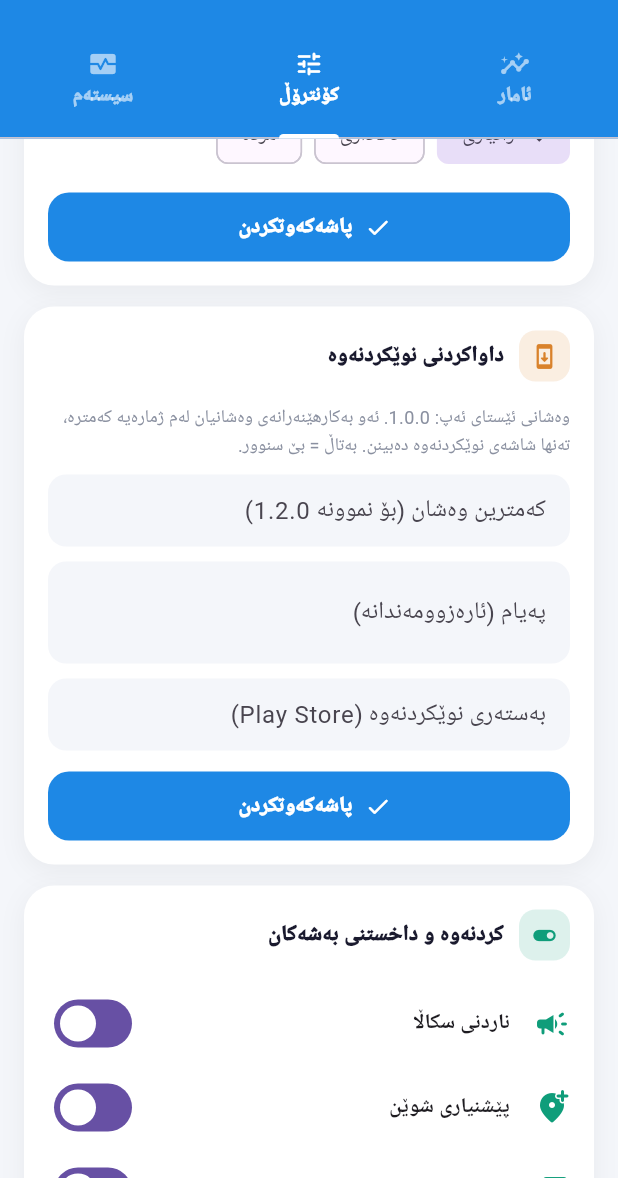
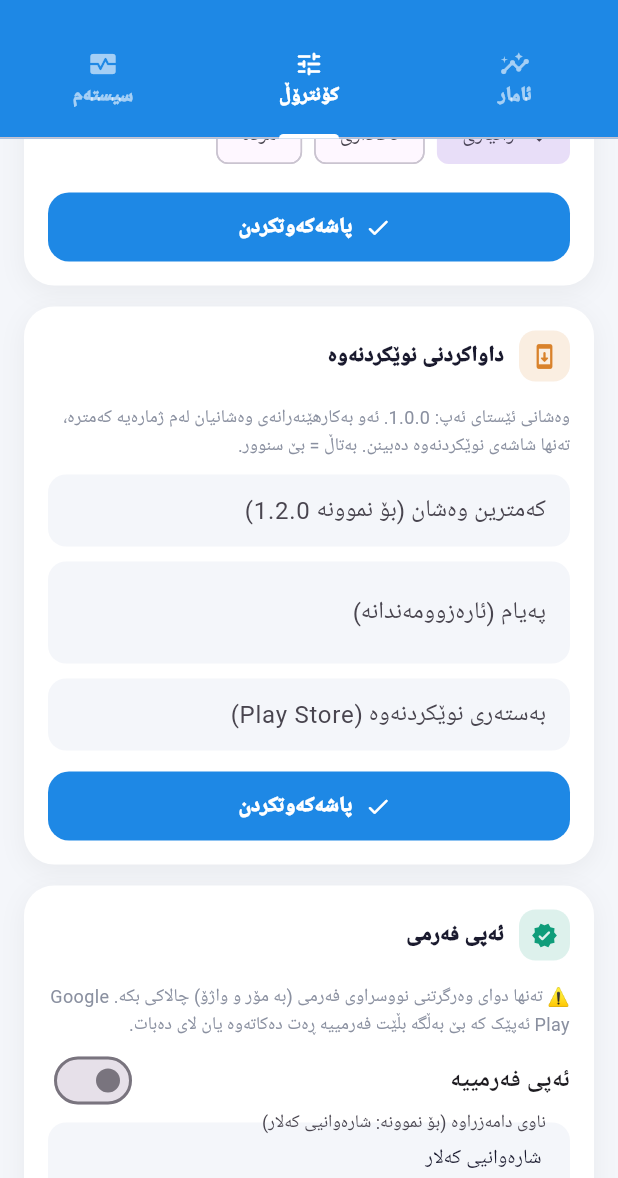
Before and after one commit to mohamadsmudy-maker/kalar_guide_new, a Flutter app: the AdminControlCenterScreen screen opened directly, tab 2 chosen, scrolled down 576 dp, on a phone screen of 412 x 824 dp, the part 58-1236 px from its top. Run offline on Flutter 3.47's test engine with Material 3 defaults, Android fonts, the phone set to English and light mode, and no system bars; our stand-ins replace adhan, cached_network_image, connectivity_plus, firebase_analytics, firebase_core, firebase_crashlytics and 24 more; missing offline and left inert: home_widget, record; accounts and stored records are empty; network calls fail.

Commit message:
Admin switch for official status (no app update needed)
The About note now comes from app_settings.official_status. While off it
says the app is independent; once an admin turns it on with an
organization name it shows 'the official app of <org>' with a verified
icon. The admin card warns to enable it only after written approval.

Co-Authored-By: Claude Opus 5.5 <noreply@anthropic.com>
Claude-Session: https://claude.ai/code/session_011dBijcNQsFyTzUqrwzNJmh

```diff
--- a/lib/l10n/strings/strings_ar.dart
+++ b/lib/l10n/strings/strings_ar.dart
@@ -2111,4 +2111,10 @@ const Map<String, String> stringsAr = {
   "کۆمێنتەکە پێشتر سڕاوەتەوە": "تم حذف التعليق مسبقاً",
   "هێشتنەوە": "إبقاء",
   "کۆمێنتەکە هێڵرایەوە": "تم إبقاء التعليق",
+  "ئەمە ئەپی فەرمیی {0} ـە.": "هذا هو التطبيق الرسمي لـ {0}.",
+  "ئەپی فەرمی": "التطبيق الرسمي",
+  "ئەپی فەرمییە": "هذا تطبيق رسمي",
+  "ناوی دامەزراوە (بۆ نموونە: شارەوانیی کەلار)": "اسم الجهة (مثلاً: بلدية كلار)",
+  "⚠️ تەنها دوای وەرگرتنی نووسراوی فەرمی (بە مۆر و واژۆ) چالاکی بکە. Google Play ئەپێک کە بێ بەڵگە بڵێت فەرمییە ڕەت دەکاتەوە یان لای دەبات.": "⚠️ فعّله فقط بعد استلام كتاب رسمي مختوم وموقّع. يرفض Google Play أو يحذف التطبيقات التي تدّعي أنها رسمية دون إثبات.",
+  "شارەوانیی کەلار": "بلدية كلار",
 };
--- a/lib/l10n/strings/strings_en.dart
+++ b/lib/l10n/strings/strings_en.dart
@@ -2111,4 +2111,10 @@ const Map<String, String> stringsEn = {
   "کۆمێنتەکە پێشتر سڕاوەتەوە": "The comment was already deleted",
   "هێشتنەوە": "Keep",
   "کۆمێنتەکە هێڵرایەوە": "The comment was kept",
+  "ئەمە ئەپی فەرمیی {0} ـە.": "This is the official app of {0}.",
+  "ئەپی فەرمی": "Official app",
+  "ئەپی فەرمییە": "This is an official app",
+  "ناوی دامەزراوە (بۆ نموونە: شارەوانیی کەلار)": "Organization name (e.g. Kalar Municipality)",
+  "⚠️ تەنها دوای وەرگرتنی نووسراوی فەرمی (بە مۆر و واژۆ) چالاکی بکە. Google Play ئەپێک کە بێ بەڵگە بڵێت فەرمییە ڕەت دەکاتەوە یان لای دەبات.": "⚠️ Turn this on only after you receive an official stamped and signed letter. Google Play rejects or removes apps that claim to be official without proof.",
+  "شارەوانیی کەلار": "Kalar Municipality",
 };
--- a/lib/l10n/strings/strings_fa.dart
+++ b/lib/l10n/strings/strings_fa.dart
@@ -2209,4 +2209,10 @@ const Map<String, String> stringsFa = {
   "کۆمێنتەکە پێشتر سڕاوەتەوە": "نظر قبلاً حذف شده است",
   "هێشتنەوە": "نگه داشتن",
   "کۆمێنتەکە هێڵرایەوە": "نظر نگه داشته شد",
+  "ئەمە ئەپی فەرمیی {0} ـە.": "این برنامه رسمی {0} است.",
+  "ئەپی فەرمی": "برنامه رسمی",
+  "ئەپی فەرمییە": "این برنامه رسمی است",
+  "ناوی دامەزراوە (بۆ نموونە: شارەوانیی کەلار)": "نام نهاد (مثلاً: شهرداری کلار)",
+  "⚠️ تەنها دوای وەرگرتنی نووسراوی فەرمی (بە مۆر و واژۆ) چالاکی بکە. Google Play ئەپێک کە بێ بەڵگە بڵێت فەرمییە ڕەت دەکاتەوە یان لای دەبات.": "⚠️ فقط پس از دریافت نامه رسمی مهر و امضاشده فعالش کنید. Google Play برنامه‌ای را که بدون مدرک ادعای رسمی بودن کند رد یا حذف می‌کند.",
+  "شارەوانیی کەلار": "شهرداری کلار",
 };
--- a/lib/screens/admin/admin_control_center.dart
+++ b/lib/screens/admin/admin_control_center.dart
@@ -884,6 +884,10 @@ class _ControlsTabState extends State<_ControlsTab> {
   late final _updMsg = TextEditingController(text: _initial.updateMessage);
   late final _updUrl = TextEditingController(text: _initial.updateUrl);
 
+  late bool _official = _initial.official;
+  late final _officialOrg = TextEditingController(
+      text: _initial.officialOrg.isEmpty ? 'شارەوانیی کەلار' : _initial.officialOrg);
+
   late final Map<String, bool> _features = {
     for (final k in AppControlState.featureKeys) k: _initial.feature(k),
   };
@@ -907,6 +911,8 @@ class _ControlsTabState extends State<_ControlsTab> {
         _minVer.text = s.minVersion;
         _updMsg.text = s.updateMessage;
         _updUrl.text = s.updateUrl;
+        _official = s.official;
+        if (s.officialOrg.isNotEmpty) _officialOrg.text = s.officialOrg;
         for (final k in AppControlState.featureKeys) {
           _features[k] = s.feature(k);
         }
@@ -916,7 +922,7 @@ class _ControlsTabState extends State<_ControlsTab> {
 
   @override
   void dispose() {
-    for (final c in [_maintMsg, _annText, _minVer, _updMsg, _updUrl]) {
+    for (final c in [_maintMsg, _annText, _minVer, _updMsg, _updUrl, _officialOrg]) {
       c.dispose();
     }
     super.dispose();
@@ -1025,6 +1031,31 @@ class _ControlsTabState extends State<_ControlsTab> {
                 () => _save('upd', 'min_version',
                     {'version': _minVer.text.trim(), 'message': _updMsg.text.trim(), 'url': _updUrl.text.trim()}),
               ),
+            ],
+          ),
+        ),
+        _Card(
+          icon: Icons.verified_rounded,
+          color: const Color(0xFF0F9D7A),
+          title: tr('ئەپی فەرمی'),
+          child: Column(
+            crossAxisAlignment: CrossAxisAlignment.start,
+            children: [
+              Text(
+                tr('⚠️ تەنها دوای وەرگرتنی نووسراوی فەرمی (بە مۆر و واژۆ) چالاکی بکە. Google Play ئەپێک کە بێ بەڵگە بڵێت فەرمییە ڕەت دەکاتەوە یان لای دەبات.'),
+                style: TextStyle(fontSize: 12, height: 1.5, color: _sub(d)),
+              ),
+              SwitchListTile(
+                key: const ValueKey('official-switch'),
+                contentPadding: EdgeInsets.zero,
+                title: Text(tr('ئەپی فەرمییە'), style: const TextStyle(fontWeight: FontWeight.w800)),
+                value: _official,
+                activeThumbColor: const Color(0xFF0F9D7A),
+                onChanged: (v) => setState(() => _official = v),
+              ),
+              _field(tr('ناوی دامەزراوە (بۆ نموونە: شارەوانیی کەلار)'), _officialOrg),
+              _saveBtn('official', tr('پاشەکەوتکردن'),
+                  () => _save('official', 'official_status', {'official': _official, 'org': _officialOrg.text.trim()})),
             ],
           ),
         ),
```
Also changed, not shown: lib/screens/about/about_screen.dart (+3 -29 lines), lib/services/app_control.dart (+10 -0 lines), lib/widgets/official_status_note.dart (added, +64 -0 lines), 1 other file.
